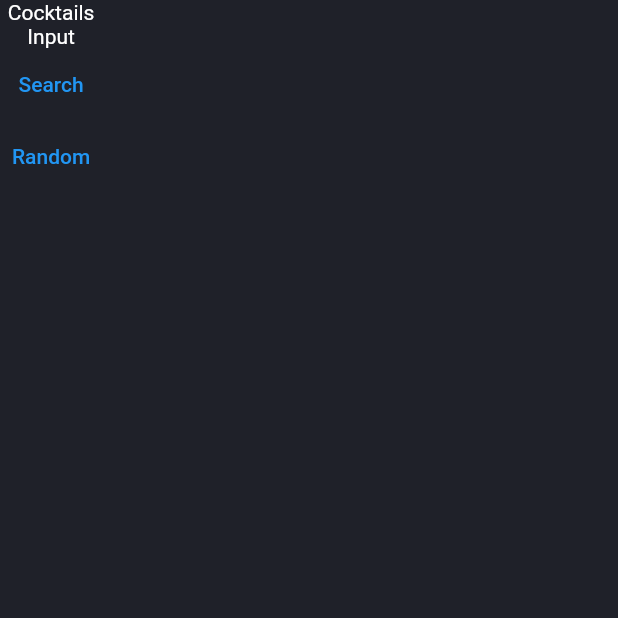
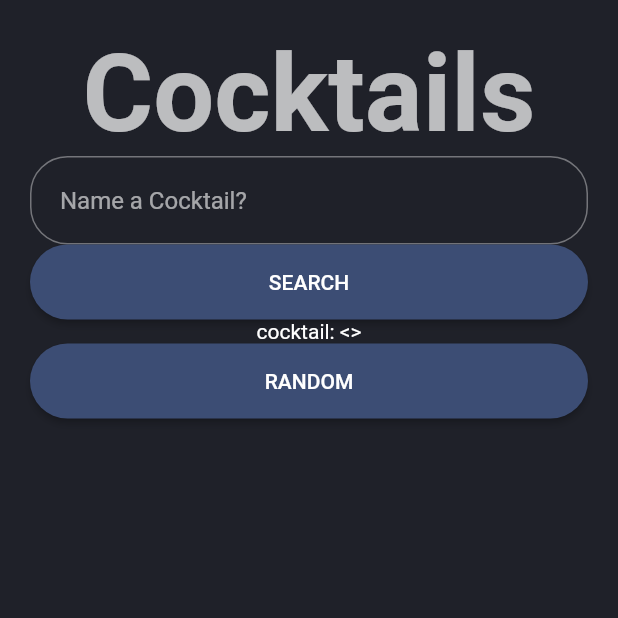
Before and after one commit to amerezhanyi/FlutterDart, a Flutter app: the screen it shows after launch, on a phone screen of 412 x 824 dp, the top half of it. Run offline on Flutter 3.47's test engine with Material 2 defaults, Android fonts, the phone set to English and light mode, and no system bars; our stand-ins replace cloud_firestore, firebase_auth, firebase_core, firebase_messaging, firebase_storage, image_picker and 1 more; missing offline and left inert: bitsdojo_window, cloud_firestore_web, firebase_auth_web, firebase_core_web, firebase_messaging_web, firebase_storage_web and 3 more; accounts and stored records are empty.

Commit message:
finalized Search page

```diff
--- a/my_cocktail/lib/main.dart
+++ b/my_cocktail/lib/main.dart
@@ -1,7 +1,9 @@
 import 'package:flutter/material.dart';
 import 'package:flutter/services.dart';
+import 'package:my_cocktail/providers/cocktails.dart';
+import 'package:provider/provider.dart';
 
-import 'pages/search.dart';
+import 'pages/search_page.dart';
 
 void main() {
   // Portrait mode
@@ -13,15 +15,39 @@ void main() {
 class MyCocktail extends StatelessWidget {
   const MyCocktail({super.key});
 
-  // This widget is the root of your application.
   @override
   Widget build(BuildContext context) {
-    // Theme: dark mode
-    return MaterialApp(
-      title: 'My Cocktail',
-      theme: ThemeData.dark()
-          .copyWith(scaffoldBackgroundColor: const Color(0xFF1F2129)),
-      home: const SearchPage(),
+    return MultiProvider(
+      providers: [
+        ChangeNotifierProvider.value(value: Cocktails()),
+      ],
+      child: Consumer(
+        builder: (BuildContext context, cocktails, _) => MaterialApp(
+          title: 'My Cocktail',
+          theme: ThemeData(
+            brightness: Brightness.dark, // Theme: dark mode
+            scaffoldBackgroundColor: const Color(0xFF1F2129),
+            primaryColor: const Color(0xFF3C4D74),
+            textTheme: const TextTheme(
+              headline1: TextStyle(fontSize: 72.0, fontWeight: FontWeight.bold),
+              // headline6: TextStyle(fontSize: 36.0, fontStyle: FontStyle.italic),
+              // bodyText2: TextStyle(fontSize: 14.0, fontFamily: 'Hind'),
+            ),
+            elevatedButtonTheme: ElevatedButtonThemeData(
+              style: ElevatedButton.styleFrom(
+                backgroundColor: const Color(0xFF3C4D74),
+                shape: const RoundedRectangleBorder(
+                  borderRadius: BorderRadius.all(
+                    Radius.circular(25),
+                  ),
+                ),
+                minimumSize: const Size(double.infinity, 50),
+              ),
+            ),
+          ),
+          home: const SearchPage(),
+        ),
+      ),
     );
   }
 }
--- /dev/null
+++ b/my_cocktail/lib/models/cocktail.dart
@@ -0,0 +1,21 @@
+import 'ingredient.dart';
+
+class Cocktail {
+  String name;
+  String category;
+  String alcoholic;
+  String glassType;
+  String pictureUrl;
+  String instructions;
+  List<Ingredient> ingredients;
+
+  Cocktail({
+    required this.name,
+    required this.category,
+    required this.alcoholic,
+    required this.glassType,
+    required this.pictureUrl,
+    required this.instructions,
+    required this.ingredients,
+  });
+}
--- /dev/null
+++ b/my_cocktail/lib/models/http_exception.dart
@@ -0,0 +1,10 @@
+class HttpException implements Exception {
+  final String message;
+
+  HttpException(this.message);
+
+  @override
+  String toString() {
+    return message;
+  }
+}
--- /dev/null
+++ b/my_cocktail/lib/models/ingredient.dart
@@ -0,0 +1,9 @@
+class Ingredient {
+  final String name;
+  final String measure;
+
+  const Ingredient({
+    required this.name,
+    required this.measure,
+  });
+}
--- a/my_cocktail/lib/pages/search.dart
+++ /dev/null
@@ -1,26 +0,0 @@
-import 'package:flutter/material.dart';
-
-class SearchPage extends StatefulWidget {
-  const SearchPage({super.key});
-
-  @override
-  State<SearchPage> createState() => _SearchPageState();
-}
-
-class _SearchPageState extends State<SearchPage> {
-  @override
-  Widget build(BuildContext context) {
-    return Scaffold(
-      body: SafeArea(
-        child: Column(
-          children: [
-            const Text("Cocktails"),
-            const Text("Input"),
-            TextButton(onPressed: () => null, child: const Text("Search")),
-            TextButton(onPressed: () => null, child: const Text("Random"))
-          ],
-        ),
-      ),
-    );
-  }
-}
--- /dev/null
+++ b/my_cocktail/lib/pages/search_page.dart
@@ -0,0 +1,82 @@
+import 'package:flutter/material.dart';
+import 'package:my_cocktail/providers/cocktails.dart';
+import 'package:provider/provider.dart';
+
+import 'package:my_cocktail/models/http_exception.dart';
+import 'package:my_cocktail/widgets/main_button.dart';
+
+class SearchPage extends StatefulWidget {
+  const SearchPage({super.key});
+
+  @override
+  State<SearchPage> createState() => _SearchPageState();
+}
+
+class _SearchPageState extends State<SearchPage> {
+  String _cocktailName = "";
+
+  void _setCocktailName() async {
+    if (_cocktailName.isEmpty) {
+      return;
+    }
+
+    print(">>> Title: $_cocktailName");
+    // setState(() {
+    //   _cocktailName = _cocktailName;
+    // });
+    final String title = _cocktailName.toLowerCase().replaceAll(" ", "_");
+    try {
+      await Provider.of<Cocktails>(context, listen: false)
+          .requestCocktail(title);
+    } on HttpException catch (error) {
+      var errorMessage = "Fetching failed!\n$error";
+      print("!!! $errorMessage");
+      // _showErrorDialog(errorMessage);
+    } catch (error) {
+      var errorMessage = "Could not fetch data!\n$error";
+      print("!!! $errorMessage");
+      // _showErrorDialog(errorMessage);
+    }
+  }
+
+  @override
+  Widget build(BuildContext context) {
+    var outlineInputBorder = OutlineInputBorder(
+      borderRadius: BorderRadius.circular(25),
+      borderSide: BorderSide(color: Theme.of(context).primaryColor, width: 5),
+    );
+
+    return Scaffold(
+      body: SafeArea(
+        child: Padding(
+          padding: const EdgeInsets.all(20.0),
+          child: Center(
+            child: Column(
+              children: [
+                Text(
+                  "Cocktails",
+                  style: Theme.of(context).textTheme.headline1,
+                ),
+                TextField(
+                  onChanged: (value) => _cocktailName = value,
+                  decoration: InputDecoration(
+                    contentPadding: const EdgeInsets.all(20),
+                    hintText: "Name a Cocktail?",
+                    border: outlineInputBorder,
+                    focusedBorder: outlineInputBorder,
+                  ),
+                ),
+                MainButton(
+                  callback: _setCocktailName,
+                  title: "Search",
+                ),
+                Text("cocktail: <$_cocktailName>"),
+                MainButton(callback: () {}, title: "Random"),
+              ],
+            ),
+          ),
+        ),
+      ),
+    );
+  }
+}
--- /dev/null
+++ b/my_cocktail/lib/providers/cocktails.dart
@@ -0,0 +1,70 @@
+import 'dart:convert';
+
+import 'package:flutter/foundation.dart';
+import 'package:http/http.dart' as http;
+
+import '../models/cocktail.dart';
+import '../models/http_exception.dart';
+import '../models/ingredient.dart';
+
+class Cocktails extends ChangeNotifier {
+  Cocktail? currentCocktail;
+
+  Future<dynamic> requestCocktail(String title) async {
+    final Uri url = Uri.parse(
+        "https://www.thecocktaildb.com/api/json/v1/1/search.php?s=$title");
+
+    try {
+      final response = await http.get(url);
+      final cocktail = json.decode(response.body) as Map<String, dynamic>;
+      if (cocktail['error'] != null) {
+        throw HttpException(cocktail['error']['message']);
+      }
+
+      print(">>> Response: $cocktail");
+
+      var drinks = cocktail['drinks'];
+
+      if (drinks == null) {
+        currentCocktail = null;
+        return;
+      }
+
+      String strIngredientName, strIngredientMeasure;
+      List<Ingredient> ingredientList = [];
+      var drink = cocktail['drinks'][0];
+
+      for (int i = 1; i < 16; i++) {
+        strIngredientName = 'strIngredient$i';
+        strIngredientMeasure = 'strMeasure$i';
+        String name = drink[strIngredientName] ?? " ";
+        String measure = drink[strIngredientMeasure] ?? " ";
+
+        if (name.isNotEmpty || measure.isNotEmpty) {
+          ingredientList.add(
+            Ingredient(
+              name: name,
+              measure: measure,
+            ),
+          );
+        }
+      }
+
+      currentCocktail = Cocktail(
+        name: drink['strDrink'],
+        category: drink['strCategory'],
+        alcoholic: drink['strAlcoholic'],
+        glassType: drink['strGlass'],
+        pictureUrl: drink['strDrinkThumb'],
+        instructions: drink['strInstructions'],
+        ingredients: ingredientList,
+      );
+
+      print(">>> ${currentCocktail?.name}");
+
+      notifyListeners();
+    } catch (error) {
+      rethrow;
+    }
+  }
+}
--- /dev/null
+++ b/my_cocktail/lib/widgets/main_button.dart
@@ -0,0 +1,20 @@
+import 'package:flutter/material.dart';
+
+class MainButton extends StatelessWidget {
+  final VoidCallback callback;
+  final String title;
+
+  const MainButton({
+    super.key,
+    required this.callback,
+    required this.title,
+  });
+
+  @override
+  Widget build(BuildContext context) {
+    return ElevatedButton(
+      onPressed: callback,
+      child: Text(title.toUpperCase()),
+    );
+  }
+}
--- a/my_cocktail/pubspec.yaml
+++ b/my_cocktail/pubspec.yaml
@@ -1,5 +1,5 @@
 name: my_cocktail
-description: A new Flutter project.
+description: The My Cocktail App to get a perfect cocktail.
 
 # The following line prevents the package from being accidentally published to
 # pub.dev using `flutter pub publish`. This is preferred for private packages.
@@ -36,6 +36,8 @@ dependencies:
   # The following adds the Cupertino Icons font to your application.
   # Use with the CupertinoIcons class for iOS style icons.
   cupertino_icons: ^1.0.2
+  http: ^0.13.5
+  provider: ^6.0.5
 
 dev_dependencies:
   flutter_test:
```
Also changed, not shown: my_cocktail/lib/pages/results_page.dart (added), 1 other file.
